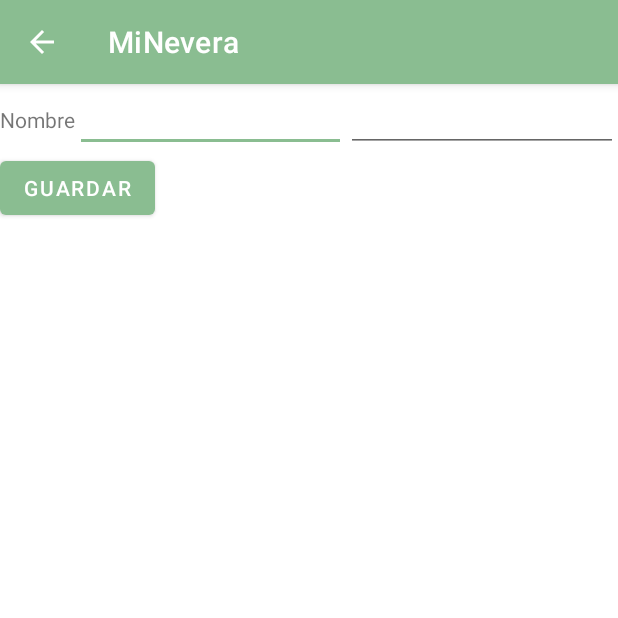
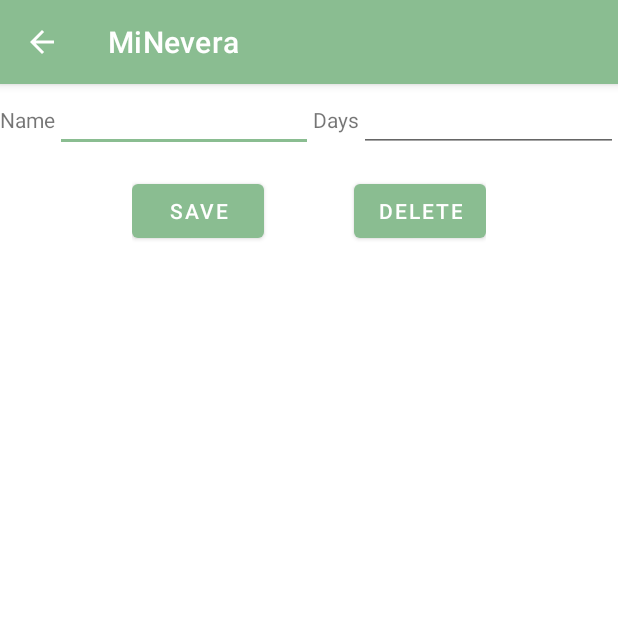
Before and after one commit to deliasnchzgmz/MiNevera, an Android app: the AddProducts screen opened directly, with no data from a screen before it, on a phone screen of 412 x 824 dp, the top half of it. Run offline under Robolectric (Android 15) with nearby library versions, the phone set to English and light mode, and no system bars.

Commit message:
cambios piolos piolos

```diff
--- a/MiNevera/app/src/main/java/com/example/minevera/AddProducts.java
+++ b/MiNevera/app/src/main/java/com/example/minevera/AddProducts.java
@@ -32,8 +32,6 @@ import android.widget.Button;
 import android.widget.EditText;
 import com.google.android.material.snackbar.Snackbar;
 
-import android.widget.ListView;
-import android.widget.SimpleCursorAdapter;
 
 import java.text.ParseException;
 import java.text.SimpleDateFormat;
@@ -59,6 +57,7 @@ public class AddProducts extends AppCompatActivity {
         productName = (EditText) findViewById(R.id.name);
         productDays = (EditText) findViewById(R.id.days);
         Button confirmButton = (Button) findViewById(R.id.save);
+        Button deleteButton = (Button) findViewById(R.id.delete);
 
         //creamos el adaptador de la BD y la abrimos
         dbAdapter = new dbProducts(this);
@@ -74,31 +73,25 @@ public class AddProducts extends AppCompatActivity {
         // Si se le ha pasado un id (no era null) rellena el título y el cuerpo con los campos guardados en la BD
         // en caso contrario se dejan en blanco (editamos una nota nueva)
         if (mRowId != null) {
-            Cursor note = dbAdapter.fetchNote(mRowId);
-            productName.setText(note.getString(
-                    note.getColumnIndexOrThrow(dbProducts.KEY_TITLE)));
+            Cursor product = dbAdapter.fetchNote(mRowId + 1);
+            productName.setText(product.getString(
+                    product.getColumnIndexOrThrow(dbProducts.KEY_TITLE)));
 
         }
+        deleteButton.setOnClickListener(new View.OnClickListener() {
+            public void onClick(View v) {
+                if (mRowId == null) {
+
+                } else if (mRowId != null) {
+                    dbAdapter.deleteProduct(mRowId + 1);
+                }
+
+                Intent mainActivity = new Intent(v.getContext(), MainActivity.class);
+                startActivity(mainActivity);
+                finish();
+            }
+        });
     }
-    /*@Override
-    public boolean onOptionsItemSelected(Button b) {
-        // Gestiona la seleccion de opciones en el menú
-        int id = b.getId();
-        if (id == R.id.action_delete) {
-            if (mRowId != null) {
-                dbAdapter.deleteNote(mRowId);
-            }
-            setResult(RESULT_OK);
-            dbAdapter.close();
-            finish();
-        }
-
-        if (id == R.id.action_about) {
-            System.out.println("APPMOV: About action...");
-        }
-
-        return super.onOptionsItemSelected(item);
-    }*/
 
     public void saveProduct(View view) throws ParseException {
 
@@ -135,14 +128,14 @@ public class AddProducts extends AppCompatActivity {
                         Snackbar.LENGTH_SHORT).show();
                 return;
             }else{
-                long id = dbAdapter.createNote(name, days, diff);
+                long id = dbAdapter.createCard(name, days, diff);
                 if (id > 0) {
                     mRowId = id;
             }
 
             }
         } else {
-           // dbAdapter.updateNote(mRowId, name);
+            dbAdapter.updateProduct(mRowId+1, name,days,diff);
         }
 
         setResult(RESULT_OK);
@@ -171,4 +164,5 @@ public class AddProducts extends AppCompatActivity {
         return Long.toString(diff);
     }
 
+
 }
--- a/MiNevera/app/src/main/res/layout/activity_add.xml
+++ b/MiNevera/app/src/main/res/layout/activity_add.xml
@@ -4,7 +4,6 @@
     android:layout_width="match_parent"
     android:layout_height="match_parent"
     >
-
     <LinearLayout
         android:layout_width="match_parent"
         android:layout_height="wrap_content"
@@ -21,6 +20,10 @@
             android:layout_width="wrap_content"
             android:layout_height="wrap_content"
             android:layout_weight="1" />
+        <TextView
+            android:layout_width="wrap_content"
+            android:layout_height="wrap_content"
+            android:text="@string/days" />
         <EditText
             android:id="@+id/days"
             android:layout_width="wrap_content"
@@ -28,12 +31,27 @@
             android:inputType="number"
             android:layout_weight="1" />
     </LinearLayout>
-
-    <Button
-        android:id="@+id/save"
+    <LinearLayout
         android:layout_width="wrap_content"
         android:layout_height="wrap_content"
-        android:onClick="saveProduct"
-        android:text="@string/save" />
+        android:layout_gravity="center_horizontal">
+        <Button
+            android:id="@+id/save"
+            android:layout_width="wrap_content"
+            android:layout_height="wrap_content"
+            android:onClick="saveProduct"
+            android:text="@string/save"
+            android:layout_marginRight="30dp"
+            android:layout_marginTop="15dp"/>
+        <Button
+            android:id="@+id/delete"
+            android:layout_width="wrap_content"
+            android:layout_height="wrap_content"
+            android:onClick="deleteProduct"
+            android:text="@string/delete"
+            android:layout_marginLeft="30dp"
+            android:layout_marginTop="15dp"/>
+    </LinearLayout>
+
 
 </LinearLayout>
--- a/MiNevera/app/src/main/res/values/strings.xml
+++ b/MiNevera/app/src/main/res/values/strings.xml
@@ -11,21 +11,27 @@
     <string name="b_mas_desc">Añadir productos a la nevera</string>
     <string name="b_mapa_desc">Abrir el mapa </string>
     <string name="mensaje_mainact">En tu nevera actualmente hay ...</string>
+    <string-array name="options">
+        <item>Options:</item>
+        <item>Edit</item>
+        <item>Delete</item>
+    </string-array>
 
     # add activity
     <string name="no_content">Aún no has añadido nada</string>
     <string name="menu_insert">Añadir producto</string>
     <string name="menu_delete">Borrar producto</string>
-    <string name="name">Nombre</string>
-    <string name="save">Guardar</string>
-    <string name="edit_product">Editar producto</string>
+    <string name="name">Name</string>
+    <string name="days">Days</string>
+    <string name="save">Save</string>
+    <string name="delete">Delete</string>
     <string name="null_name">You need to introduce the name of the product.</string>
     <string name="null_days">Please, introduce a valid value.</string>
     <string name="max_days">The maximum number of days is 25.</string>
 
     #add menu
-    <string name="b_bbdd_desc">Añadir productos a la nevera manualmente</string>
-    <string name="b_camara_desc">Abrir la cámara </string>
+    <string name="b_bbdd_desc">Add products manually</string>
+    <string name="b_camara_desc">Scan product</string>
 
     #search ingredient
     <string name="title_dialog">Error</string>
@@ -35,4 +41,8 @@
     <string name="message_search">Search a recipe by ingredient</string>
     <string name="edit_message">Enter an ingredient</string>
 
+    #camara menu
+    <string name="fecha_cad_desc">Seleccione la fecha de caducidad del producto </string>
+    <string name="fecha_cad">00-00-0000</string>
+
 </resources>
```
Also changed, not shown: MiNevera/app/src/main/java/com/example/minevera/Camara.java (+101 -1 lines), MiNevera/app/src/main/java/com/example/minevera/DatePickerFragment.java (added, +25 -0 lines), MiNevera/app/src/main/java/com/example/minevera/MainActivity.java (+31 -21 lines), MiNevera/app/src/main/java/com/example/minevera/dbProducts.java (+32 -10 lines), MiNevera/app/src/main/res/layout/activity_camara.xml (+28 -0 lines), MiNevera/app/src/main/res/layout/activity_list.xml (deleted, +0 -8 lines), MiNevera/app/src/main/res/layout/activity_main.xml (+9 -3 lines), MiNevera/app/src/main/res/layout/notes_row.xml (deleted, +0 -36 lines).
